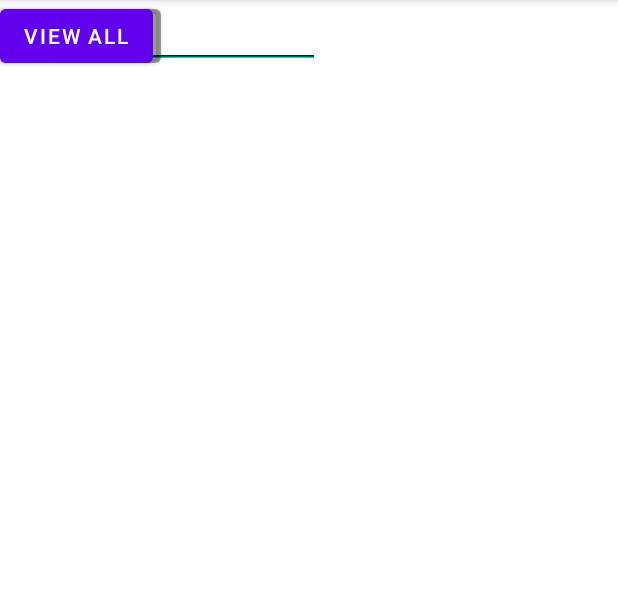
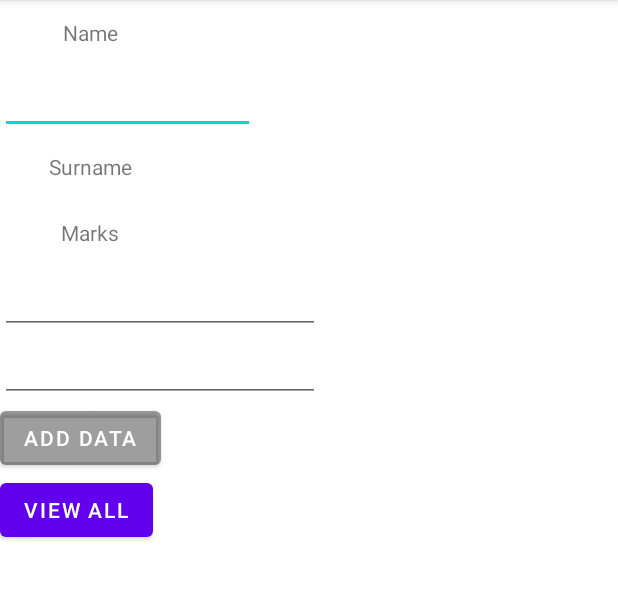
Before and after one commit to hkawinzi/Student-Management, an Android app: the screen it shows after launch (MainActivity), on a phone screen of 412 x 824 dp, the part 84-684 px from its top. Run offline under Robolectric (Android 15) with nearby library versions, the phone set to English and light mode, and no system bars.

```diff
--- a/app/src/main/java/com/example/studentmanagement/MainActivity.java
+++ b/app/src/main/java/com/example/studentmanagement/MainActivity.java
@@ -2,6 +2,7 @@ package com.example.studentmanagement;
 
 import androidx.appcompat.app.AppCompatActivity;
 
+import android.database.Cursor;
 import android.os.Bundle;
 import android.view.View;
 import android.widget.Button;
@@ -12,6 +13,7 @@ public class MainActivity extends AppCompatActivity {
     DatabaseHelper myDb;
     EditText editName,editText_surname,editSurname,editMarks;
     Button btnAddData;
+    Button btnViewAll;
     @Override
     protected void onCreate(Bundle savedInstanceState) {
         super.onCreate(savedInstanceState);
@@ -22,6 +24,7 @@ public class MainActivity extends AppCompatActivity {
         editSurname = (EditText)findViewById(R.id.editText_surname);
         editMarks = (EditText)findViewById(R.id.editText_marks);
         btnAddData = (Button) findViewById(R.id.button_add);
+        btnViewAll = (Button) findViewById(R.id.button_viewAll);
         AddData();
 
     }
@@ -44,5 +47,18 @@ public class MainActivity extends AppCompatActivity {
                 }
         );
     }
+    public void viewAll() {
+        btnViewAll.setOnClickListener(
+                new View.OnClickListener() {
+                    @Override
+                    public void onClick(View v) {
+                        Cursor results = myDb.getAllData();
+                        if(results.getCount() == 0) {
+                            return;
+                        }
 
+                    }
+                }
+        );
+    }
 }
--- a/app/src/main/res/layout/activity_main.xml
+++ b/app/src/main/res/layout/activity_main.xml
@@ -1,10 +1,12 @@
 <?xml version="1.0" encoding="utf-8"?>
-<androidx.constraintlayout.widget.ConstraintLayout xmlns:android="http://schemas.android.com/apk/res/android"
+<LinearLayout xmlns:android="http://schemas.android.com/apk/res/android"
     xmlns:app="http://schemas.android.com/apk/res-auto"
     xmlns:tools="http://schemas.android.com/tools"
     android:layout_width="match_parent"
     android:layout_height="match_parent"
-    tools:context=".MainActivity">
+    tools:context=".MainActivity"
+    android:orientation="vertical"
+ >
 
 
     <TextView
@@ -14,6 +16,15 @@
         android:gravity="center"
         android:text="Name"
         tools:layout_editor_absoluteX="29dp"
+        tools:layout_editor_absoluteY="16dp" />
+
+    <EditText
+        android:id="@+id/editText_name"
+        android:layout_width="170dp"
+        android:layout_height="wrap_content"
+        android:ems="10"
+        android:inputType="textPersonName"
+        tools:layout_editor_absoluteX="211dp"
         tools:layout_editor_absoluteY="16dp" />
 
     <TextView
@@ -33,15 +44,6 @@
         android:text="Marks"
         tools:layout_editor_absoluteX="29dp"
         tools:layout_editor_absoluteY="296dp" />
-
-    <EditText
-        android:id="@+id/editText_name"
-        android:layout_width="wrap_content"
-        android:layout_height="wrap_content"
-        android:ems="10"
-        android:inputType="textPersonName"
-        tools:layout_editor_absoluteX="211dp"
-        tools:layout_editor_absoluteY="16dp" />
 
     <EditText
         android:id="@+id/editText_surname"
@@ -71,10 +73,10 @@
         tools:layout_editor_absoluteY="501dp" />
 
     <Button
-        android:id="@+id/button2"
+        android:id="@+id/button_viewAll"
         android:layout_width="wrap_content"
         android:layout_height="wrap_content"
         android:text="View all"
         tools:layout_editor_absoluteX="244dp"
         tools:layout_editor_absoluteY="501dp" />
-</androidx.constraintlayout.widget.ConstraintLayout>
+</LinearLayout>
```
